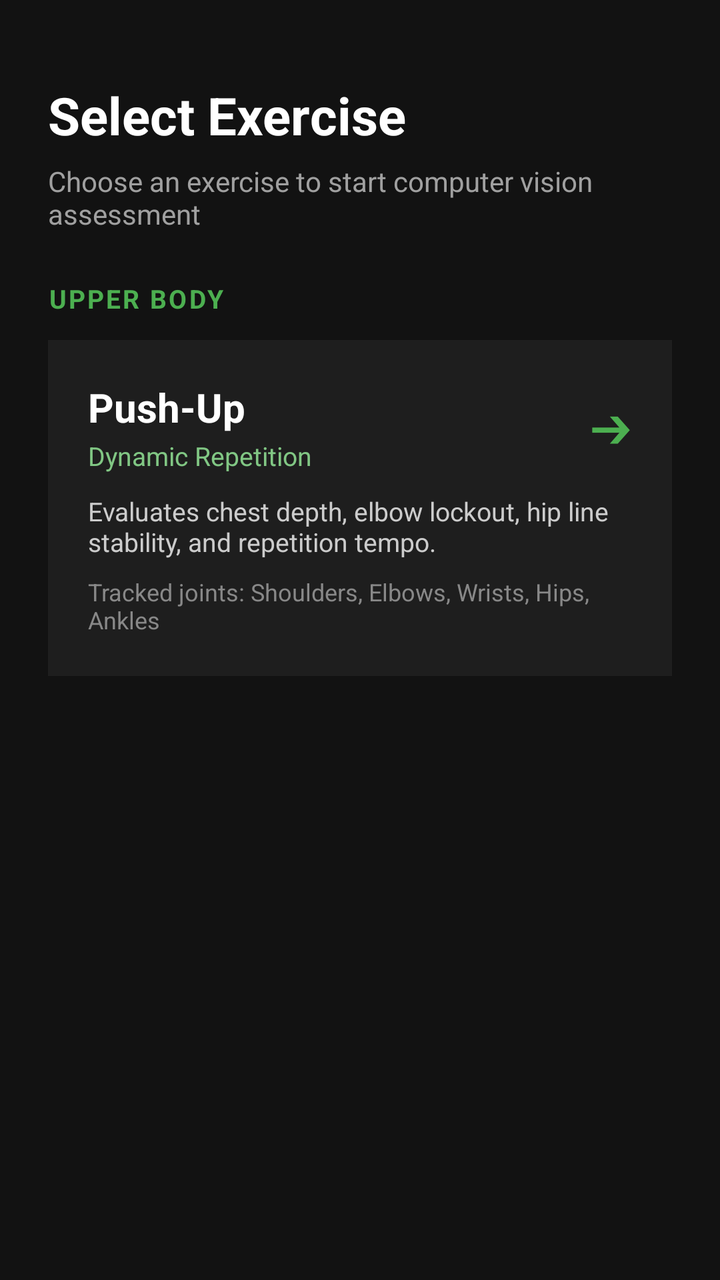
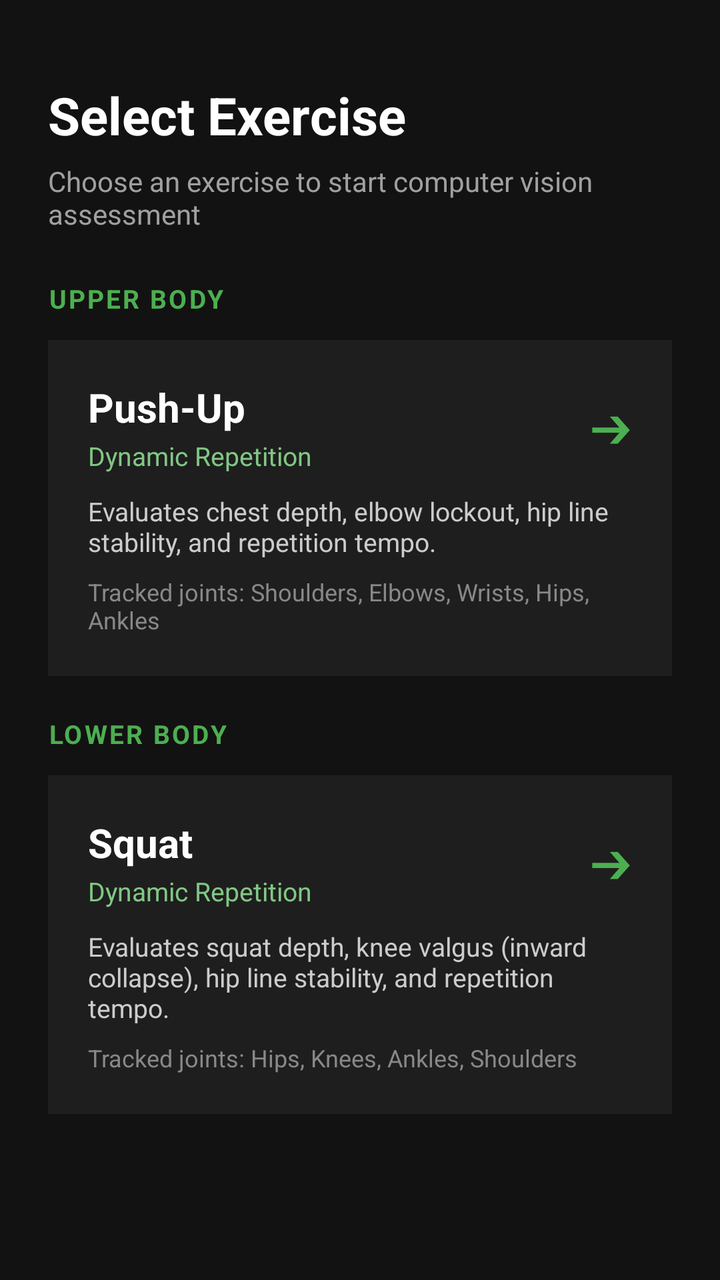

Before-and-after screenshots of an Android layout around one commit, followed by the original layout XML and the change that was made.
<!-- AndroidManifest.xml: application theme Theme.ExerciseAssessment -->
<!-- res/layout/activity_exercise_select.xml -->
<?xml version="1.0" encoding="utf-8"?>
<LinearLayout xmlns:android="http://schemas.android.com/apk/res/android"
    android:layout_width="match_parent"
    android:layout_height="match_parent"
    android:orientation="vertical"
    android:background="#121212"
    android:padding="24dp">

    <TextView
        android:id="@+id/tvSelectTitle"
        android:layout_width="match_parent"
        android:layout_height="wrap_content"
        android:text="Select Exercise"
        android:textColor="#FFFFFF"
        android:textSize="26sp"
        android:textStyle="bold"
        android:layout_marginTop="16dp" />

    <TextView
        android:id="@+id/tvSelectSubtitle"
        android:layout_width="match_parent"
        android:layout_height="wrap_content"
        android:text="Choose an exercise to start computer vision assessment"
        android:textColor="#A0A0A0"
        android:textSize="14sp"
        android:layout_marginTop="6dp"
        android:layout_marginBottom="24dp" />

    <TextView
        android:id="@+id/tvCategoryHeader"
        android:layout_width="match_parent"
        android:layout_height="wrap_content"
        android:text="UPPER BODY"
        android:textColor="#4CAF50"
        android:textSize="13sp"
        android:textStyle="bold"
        android:letterSpacing="0.08"
        android:layout_marginBottom="12dp" />

    
    <LinearLayout
        android:id="@+id/cardPushUp"
        android:layout_width="match_parent"
        android:layout_height="wrap_content"
        android:orientation="vertical"
        android:background="#1E1E1E"
        android:padding="20dp"
        android:clickable="true"
        android:focusable="true">

        <LinearLayout
            android:layout_width="match_parent"
            android:layout_height="wrap_content"
            android:orientation="horizontal"
            android:gravity="center_vertical">

            <LinearLayout
                android:layout_width="0dp"
                android:layout_height="wrap_content"
                android:layout_weight="1"
                android:orientation="vertical">

                <TextView
                    android:id="@+id/tvExerciseName"
                    android:layout_width="wrap_content"
                    android:layout_height="wrap_content"
                    android:text="Push-Up"
                    android:textColor="#FFFFFF"
                    android:textSize="20sp"
                    android:textStyle="bold" />

                <TextView
                    android:layout_width="wrap_content"
                    android:layout_height="wrap_content"
                    android:text="Dynamic Repetition"
                    android:textColor="#81C784"
                    android:textSize="13sp"
                    android:layout_marginTop="2dp" />
            </LinearLayout>

            <TextView
                android:layout_width="wrap_content"
                android:layout_height="wrap_content"
                android:text="➔"
                android:textColor="#4CAF50"
                android:textSize="22sp" />
        </LinearLayout>

        <TextView
            android:layout_width="match_parent"
            android:layout_height="wrap_content"
            android:text="Evaluates chest depth, elbow lockout, hip line stability, and repetition tempo."
            android:textColor="#CCCCCC"
            android:textSize="13sp"
            android:layout_marginTop="10dp" />

        <TextView
            android:layout_width="match_parent"
            android:layout_height="wrap_content"
            android:text="Tracked joints: Shoulders, Elbows, Wrists, Hips, Ankles"
            android:textColor="#888888"
            android:textSize="12sp"
            android:layout_marginTop="8dp" />
    </LinearLayout>

</LinearLayout>
<!-- resources referenced by this layout -->
<resources>
  <style name="Theme.ExerciseAssessment" parent="Theme.AppCompat.DayNight.NoActionBar">
          <item name="android:statusBarColor">#121212</item>
      </style>
</resources>

<!-- the commit's change to res/layout/activity_exercise_select.xml (unified diff, before → after) -->
@@ -103,4 +103,82 @@
             android:layout_marginTop="8dp" />
     </LinearLayout>
 
+    <TextView
+        android:id="@+id/tvCategoryHeaderLower"
+        android:layout_width="match_parent"
+        android:layout_height="wrap_content"
+        android:text="LOWER BODY"
+        android:textColor="#4CAF50"
+        android:textSize="13sp"
+        android:textStyle="bold"
+        android:letterSpacing="0.08"
+        android:layout_marginTop="20dp"
+        android:layout_marginBottom="12dp" />
+
+    
+    <LinearLayout
+        android:id="@+id/cardSquat"
+        android:layout_width="match_parent"
+        android:layout_height="wrap_content"
+        android:orientation="vertical"
+        android:background="#1E1E1E"
+        android:padding="20dp"
+        android:clickable="true"
+        android:focusable="true">
+
+        <LinearLayout
+            android:layout_width="match_parent"
+            android:layout_height="wrap_content"
+            android:orientation="horizontal"
+            android:gravity="center_vertical">
+
+            <LinearLayout
+                android:layout_width="0dp"
+                android:layout_height="wrap_content"
+                android:layout_weight="1"
+                android:orientation="vertical">
+
+                <TextView
+                    android:id="@+id/tvSquatName"
+                    android:layout_width="wrap_content"
+                    android:layout_height="wrap_content"
+                    android:text="Squat"
+                    android:textColor="#FFFFFF"
+                    android:textSize="20sp"
+                    android:textStyle="bold" />
+
+                <TextView
+                    android:layout_width="wrap_content"
+                    android:layout_height="wrap_content"
+                    android:text="Dynamic Repetition"
+                    android:textColor="#81C784"
+                    android:textSize="13sp"
+                    android:layout_marginTop="2dp" />
+            </LinearLayout>
+
+            <TextView
+                android:layout_width="wrap_content"
+                android:layout_height="wrap_content"
+                android:text="➔"
+                android:textColor="#4CAF50"
+                android:textSize="22sp" />
+        </LinearLayout>
+
+        <TextView
+            android:layout_width="match_parent"
+            android:layout_height="wrap_content"
+            android:text="Evaluates squat depth, knee valgus (inward collapse), hip line stability, and repetition tempo."
+            android:textColor="#CCCCCC"
+            android:textSize="13sp"
+            android:layout_marginTop="10dp" />
+
+        <TextView
+            android:layout_width="match_parent"
+            android:layout_height="wrap_content"
+            android:text="Tracked joints: Hips, Knees, Ankles, Shoulders"
+            android:textColor="#888888"
+            android:textSize="12sp"
+            android:layout_marginTop="8dp" />
+    </LinearLayout>
+
 </LinearLayout>
